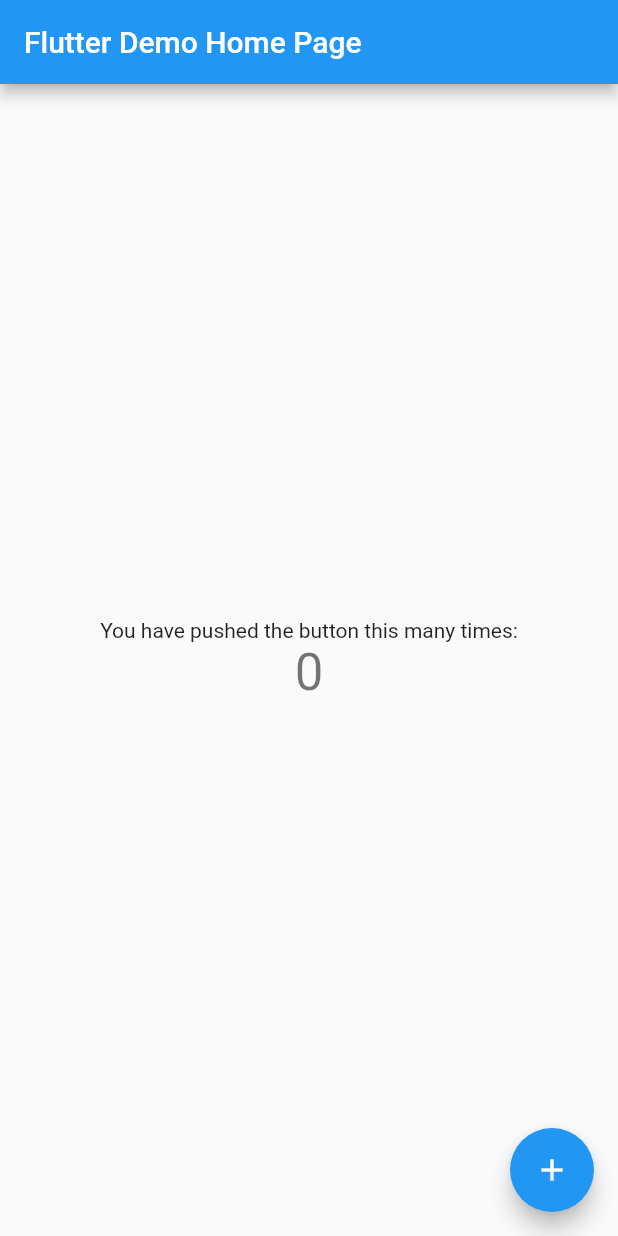
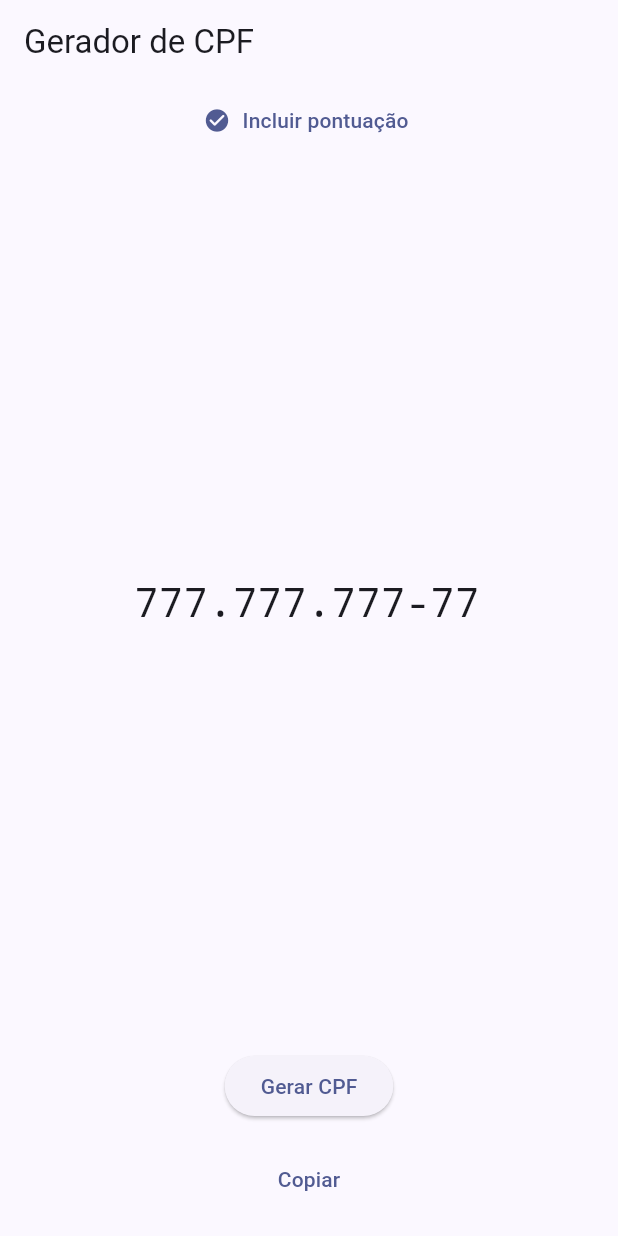
Before and after one commit to ewertonl/cpf_generator, a Flutter app: the screen it shows after launch, on a phone screen of 412 x 824 dp. Run offline on Flutter 3.47's test engine with Material 2 defaults, Android fonts, the phone set to English and light mode, and no system bars.

Commit message:
feat: create the CPF generator page
Additional features:

- punctiation and copy to clipboard support

```diff
--- a/lib/main.dart
+++ b/lib/main.dart
@@ -1,4 +1,7 @@
 import 'package:flutter/material.dart';
+import 'package:flutter/services.dart';
+
+import 'utils/cpf_tools/cpf_generator.dart';
 
 void main() {
   runApp(const MyApp());
@@ -7,109 +10,129 @@ void main() {
 class MyApp extends StatelessWidget {
   const MyApp({Key? key}) : super(key: key);
 
-  // This widget is the root of your application.
   @override
   Widget build(BuildContext context) {
     return MaterialApp(
-      title: 'Flutter Demo',
+      debugShowCheckedModeBanner: false,
+      title: 'CPF Generator',
       theme: ThemeData(
-        // This is the theme of your application.
-        //
-        // Try running your application with "flutter run". You'll see the
-        // application has a blue toolbar. Then, without quitting the app, try
-        // changing the primarySwatch below to Colors.green and then invoke
-        // "hot reload" (press "r" in the console where you ran "flutter run",
-        // or simply save your changes to "hot reload" in a Flutter IDE).
-        // Notice that the counter didn't reset back to zero; the application
-        // is not restarted.
-        primarySwatch: Colors.blue,
+        useMaterial3: true,
+        colorSchemeSeed: const Color.fromARGB(255, 6, 64, 255),
       ),
-      home: const MyHomePage(title: 'Flutter Demo Home Page'),
+      home: const HomePage(title: 'Gerador de CPF'),
     );
   }
 }
 
-class MyHomePage extends StatefulWidget {
-  const MyHomePage({Key? key, required this.title}) : super(key: key);
-
-  // This widget is the home page of your application. It is stateful, meaning
-  // that it has a State object (defined below) that contains fields that affect
-  // how it looks.
-
-  // This class is the configuration for the state. It holds the values (in this
-  // case the title) provided by the parent (in this case the App widget) and
-  // used by the build method of the State. Fields in a Widget subclass are
-  // always marked "final".
+class HomePage extends StatefulWidget {
+  const HomePage({Key? key, required this.title}) : super(key: key);
 
   final String title;
 
   @override
-  State<MyHomePage> createState() => _MyHomePageState();
+  State<HomePage> createState() => _HomePageState();
 }
 
-class _MyHomePageState extends State<MyHomePage> {
-  int _counter = 0;
+class _HomePageState extends State<HomePage>
+    with SingleTickerProviderStateMixin {
+  late AnimationController _controller;
+  late Animation _animation;
 
-  void _incrementCounter() {
+  int _newCPF = 0;
+  int _oldCPF = int.parse(generateRandomCPF());
+  bool _isMasked = true;
+
+  @override
+  void initState() {
+    super.initState();
+    _controller = AnimationController(
+      vsync: this,
+      value: _oldCPF.toDouble(),
+      duration: const Duration(seconds: 1),
+    );
+    _animation = Tween(begin: _oldCPF, end: _oldCPF).animate(_controller);
+  }
+
+  void _animateCPF() {
     setState(() {
-      // This call to setState tells the Flutter framework that something has
-      // changed in this State, which causes it to rerun the build method below
-      // so that the display can reflect the updated values. If we changed
-      // _counter without calling setState(), then the build method would not be
-      // called again, and so nothing would appear to happen.
-      _counter++;
+      _newCPF = int.parse(generateRandomCPF());
+      _animation = IntTween(
+        begin: _oldCPF,
+        end: _newCPF,
+      ).animate(CurvedAnimation(parent: _controller, curve: Curves.easeOut));
     });
+    _oldCPF = _newCPF;
+    _controller.forward(from: 0.0);
+  }
+
+  void _copyCPFToClipBoard() {
+    String cpfValue = _animation.value.toString().padLeft(11, '0');
+    Clipboard.setData(
+      ClipboardData(
+        text: _isMasked ? _maskCPF(cpfValue) : cpfValue,
+      ),
+    );
+  }
+
+  String _maskCPF(String cpfString) {
+    String value = cpfString.padLeft(11, '0');
+    return "${value.substring(0, 3)}.${value.substring(3, 6)}.${value.substring(6, 9)}-${value.substring(9, 11)}";
   }
 
   @override
   Widget build(BuildContext context) {
-    // This method is rerun every time setState is called, for instance as done
-    // by the _incrementCounter method above.
-    //
-    // The Flutter framework has been optimized to make rerunning build methods
-    // fast, so that you can just rebuild anything that needs updating rather
-    // than having to individually change instances of widgets.
     return Scaffold(
       appBar: AppBar(
-        // Here we take the value from the MyHomePage object that was created by
-        // the App.build method, and use it to set our appbar title.
         title: Text(widget.title),
       ),
       body: Center(
-        // Center is a layout widget. It takes a single child and positions it
-        // in the middle of the parent.
-        child: Column(
-          // Column is also a layout widget. It takes a list of children and
-          // arranges them vertically. By default, it sizes itself to fit its
-          // children horizontally, and tries to be as tall as its parent.
-          //
-          // Invoke "debug painting" (press "p" in the console, choose the
-          // "Toggle Debug Paint" action from the Flutter Inspector in Android
-          // Studio, or the "Toggle Debug Paint" command in Visual Studio Code)
-          // to see the wireframe for each widget.
-          //
-          // Column has various properties to control how it sizes itself and
-          // how it positions its children. Here we use mainAxisAlignment to
-          // center the children vertically; the main axis here is the vertical
-          // axis because Columns are vertical (the cross axis would be
-          // horizontal).
-          mainAxisAlignment: MainAxisAlignment.center,
-          children: <Widget>[
-            const Text(
-              'You have pushed the button this many times:',
-            ),
-            Text(
-              '$_counter',
-              style: Theme.of(context).textTheme.headline4,
-            ),
-          ],
+        child: SizedBox(
+          width: 400,
+          child: Column(
+            mainAxisAlignment: MainAxisAlignment.spaceBetween,
+            children: [
+              TextButton.icon(
+                  onPressed: () {
+                    _isMasked = !_isMasked;
+                    setState(() {});
+                  },
+                  icon: _isMasked
+                      ? const Icon(Icons.check_circle_rounded)
+                      : const Icon(Icons.check_circle_outline_rounded),
+                  label: const Text("Incluir pontuação")),
+              AnimatedBuilder(
+                animation: _animation,
+                builder: (context, child) {
+                  String cpfValue =
+                      _animation.value.toString().padLeft(11, '0');
+                  String cpfString = _isMasked ? _maskCPF(cpfValue) : cpfValue;
+                  return SelectableText(
+                    cpfString,
+                    style: const TextStyle(
+                      fontFamily: 'monospace',
+                      fontSize: 27,
+                    ),
+                  );
+                },
+              ),
+              Column(
+                children: [
+                  ElevatedButton(
+                    onPressed: _animateCPF,
+                    child: const Text("Gerar CPF"),
+                  ),
+                  const SizedBox(height: 14),
+                  TextButton(
+                    onPressed: _copyCPFToClipBoard,
+                    child: const Text("Copiar"),
+                  ),
+                  const SizedBox(height: 14),
+                ],
+              ),
+            ],
+          ),
         ),
       ),
-      floatingActionButton: FloatingActionButton(
-        onPressed: _incrementCounter,
-        tooltip: 'Increment',
-        child: const Icon(Icons.add),
-      ), // This trailing comma makes auto-formatting nicer for build methods.
     );
   }
 }
```
